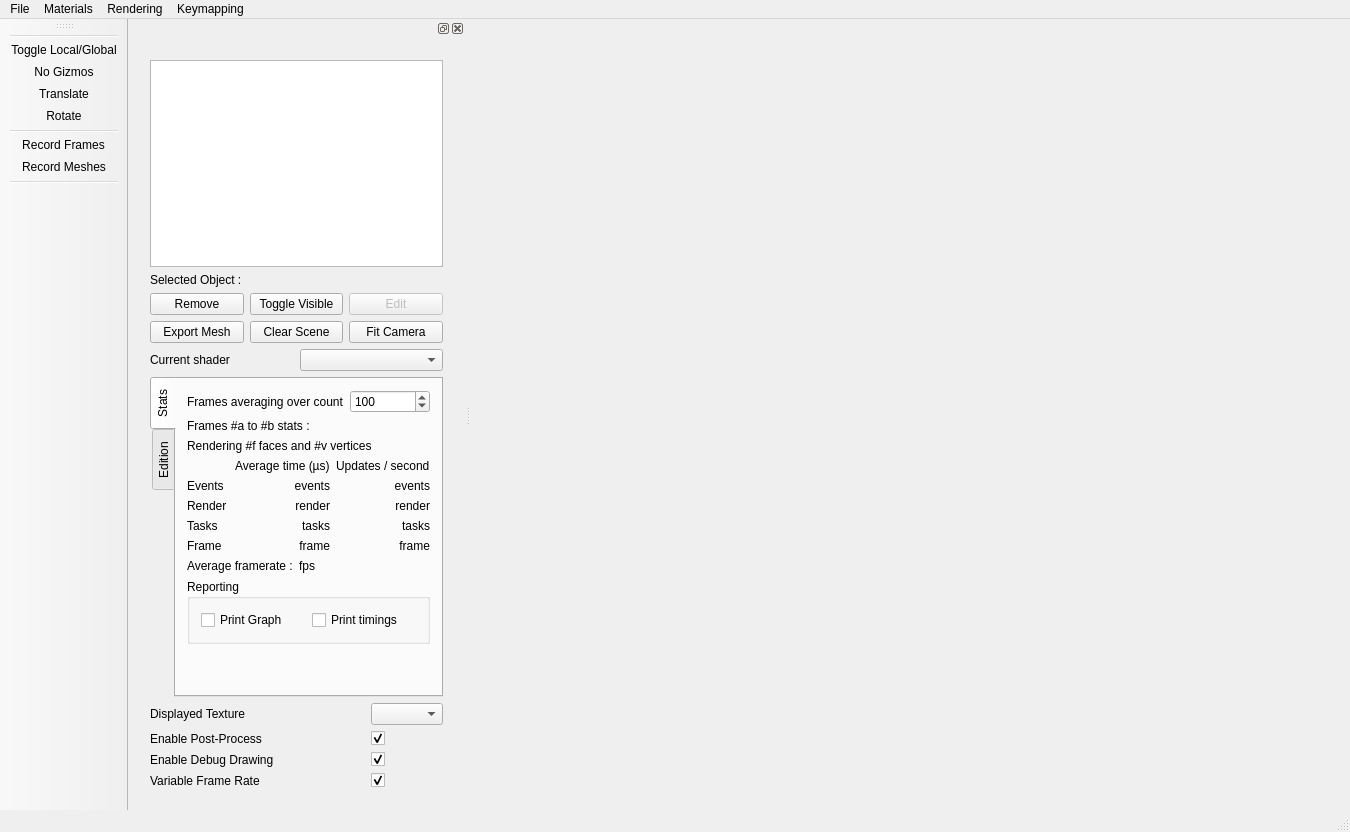
yhunahrin/Radium-Engine, file Applications/MainApplication/Gui/ui/MainWindow.ui: the form before one commit.
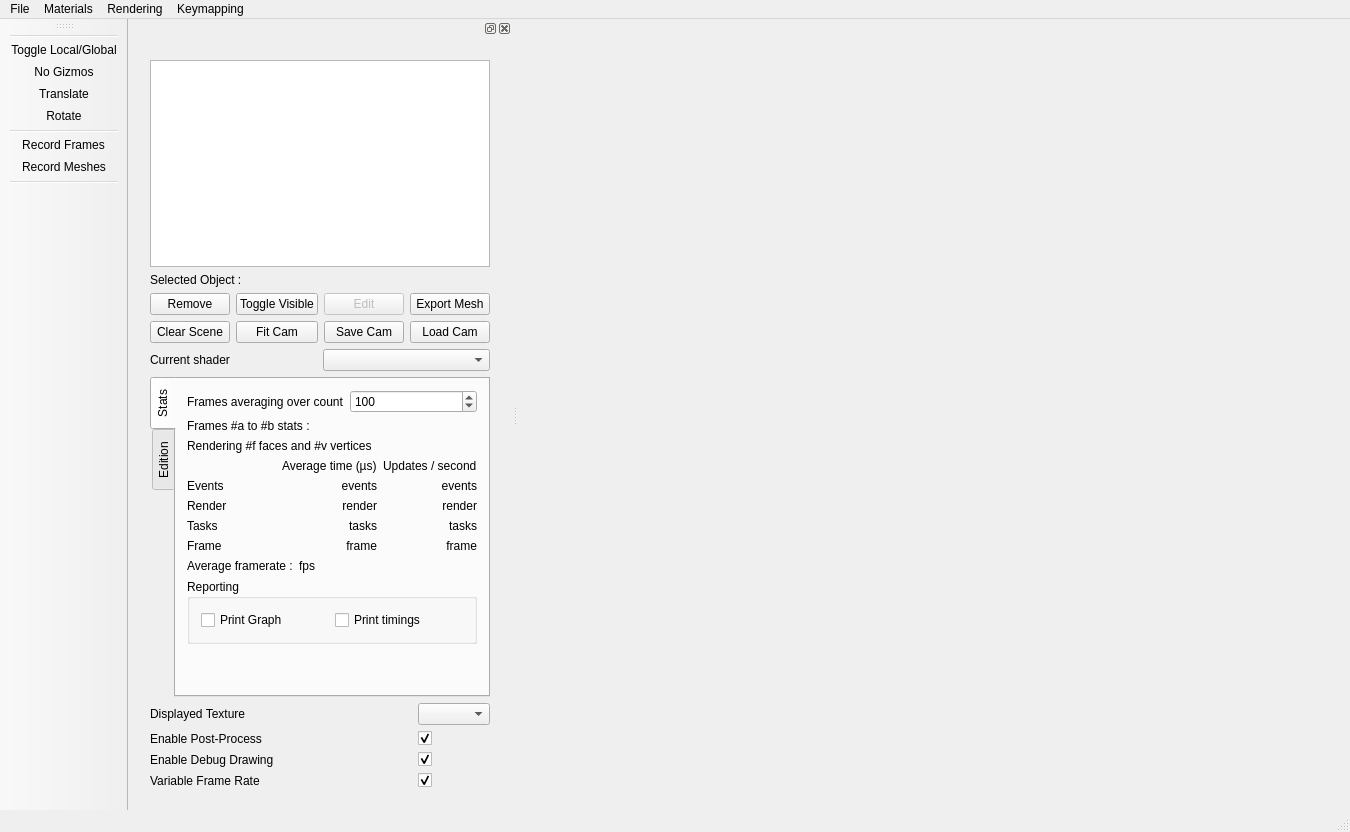
The form after the commit. Icons and pictures are not drawn. Custom widgets are drawn as their Qt base class.

Commit message: Added the ability to save/load camera state

What changed in the file:
```diff
--- a/Applications/MainApplication/Gui/ui/MainWindow.ui
+++ b/Applications/MainApplication/Gui/ui/MainWindow.ui
@@ -137,6 +137,13 @@
             </item>
             <item>
              <layout class="QGridLayout" name="gridLayout_4">
+              <item row="0" column="0">
+               <widget class="QPushButton" name="m_removeEntityButton">
+                <property name="text">
+                 <string>Remove</string>
+                </property>
+               </widget>
+              </item>
               <item row="0" column="2">
                <widget class="QPushButton" name="m_editRenderObjectButton">
                 <property name="enabled">
@@ -154,31 +161,38 @@
                 </property>
                </widget>
               </item>
-              <item row="0" column="0">
-               <widget class="QPushButton" name="m_removeEntityButton">
-                <property name="text">
-                 <string>Remove</string>
-                </property>
-               </widget>
-              </item>
-              <item row="1" column="0">
+              <item row="0" column="3">
                <widget class="QPushButton" name="m_exportMeshButton">
                 <property name="text">
                  <string>Export Mesh</string>
                 </property>
                </widget>
               </item>
-              <item row="1" column="1">
+              <item row="1" column="0">
                <widget class="QPushButton" name="m_clearSceneButton">
                 <property name="text">
                  <string>Clear Scene</string>
                 </property>
                </widget>
               </item>
-              <item row="1" column="2">
+              <item row="1" column="1">
                <widget class="QPushButton" name="m_fitCameraButton">
                 <property name="text">
-                 <string>Fit Camera</string>
+                 <string>Fit Cam</string>
+                </property>
+               </widget>
+              </item>
+              <item row="1" column="2">
+               <widget class="QPushButton" name="m_saveCameraButton">
+                <property name="text">
+                 <string>Save Cam</string>
+                </property>
+               </widget>
+              </item>
+              <item row="1" column="3">
+               <widget class="QPushButton" name="m_loadCameraButton">
+                <property name="text">
+                 <string>Load Cam</string>
                 </property>
                </widget>
               </item>
```
The commit also changes 7 other files.
